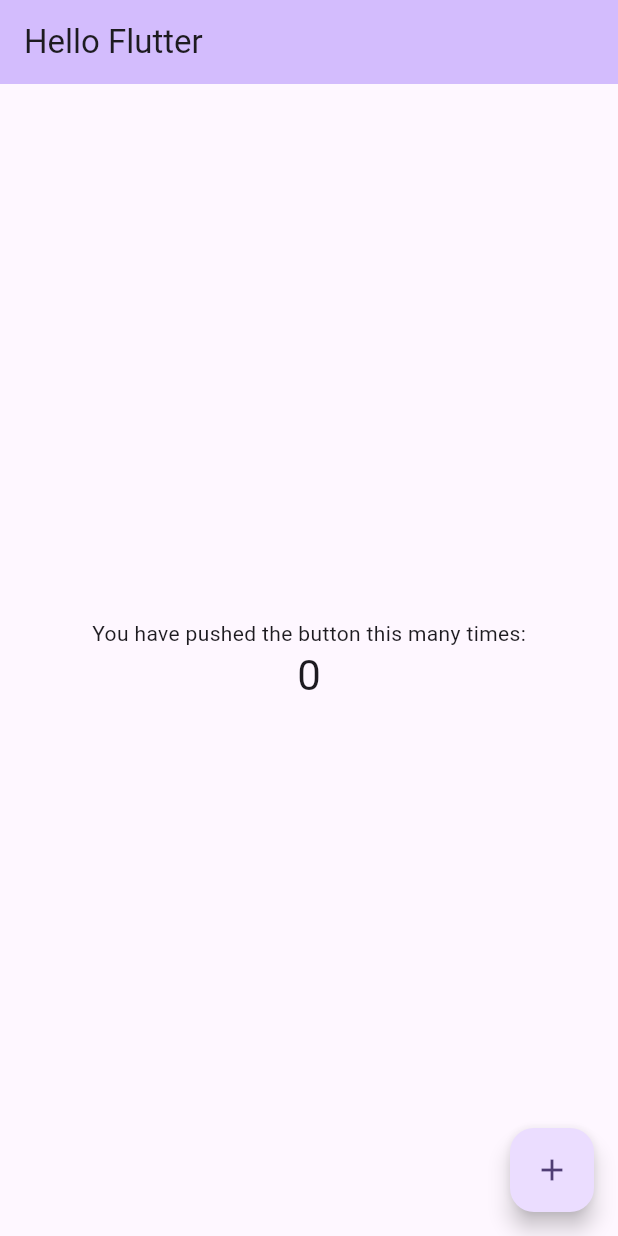
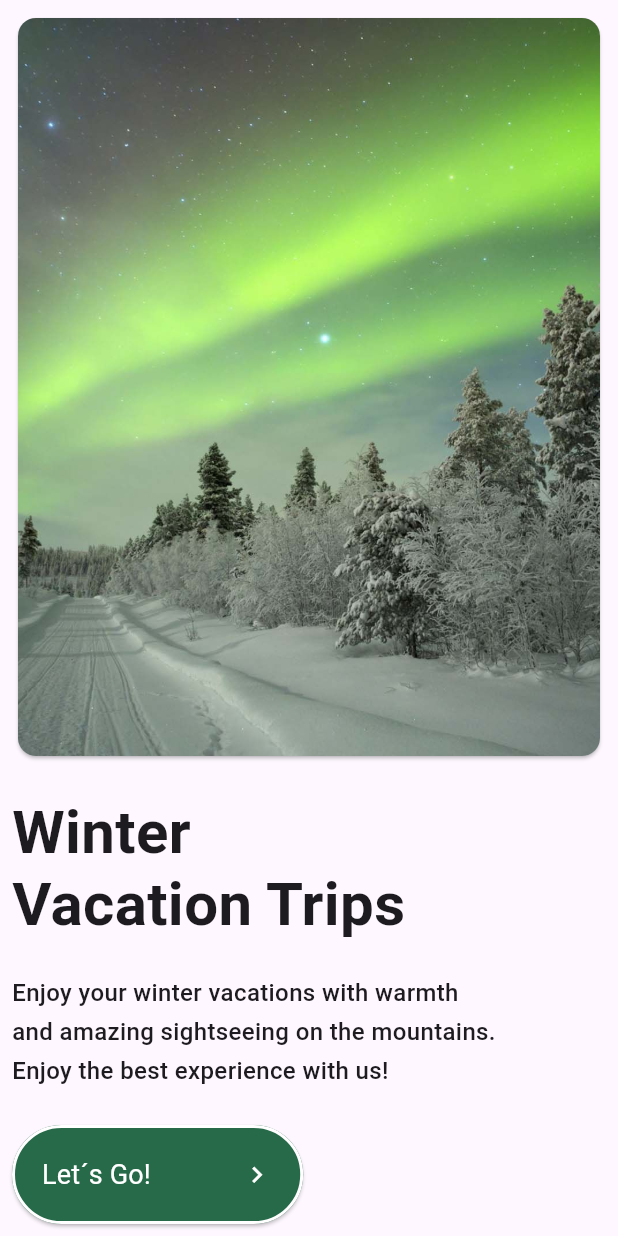
Before and after one commit to rafatoi/A-Cen-s-TravelersApp, a Flutter app: the screen it shows after launch, on a phone screen of 412 x 824 dp. Run offline on Flutter 3.47's test engine with Material 3 defaults, Android fonts, the phone set to English and light mode, and no system bars.

Commit message:
First progress of the project. Home screen done

```diff
--- a/lib/main.dart
+++ b/lib/main.dart
@@ -1,4 +1,5 @@
 import 'package:flutter/material.dart';
+import 'screens/home_screen.dart';
 
 void main() {
   runApp(const MyApp());
@@ -7,116 +8,11 @@ void main() {
 class MyApp extends StatelessWidget {
   const MyApp({super.key});
 
-  // This widget is the root of your application.
   @override
   Widget build(BuildContext context) {
     return MaterialApp(
-      title: 'Flutter Demo',
-      theme: ThemeData(
-        // This is the theme of your application.
-        //
-        // TRY THIS: Try running your application with "flutter run". You'll see
-        // the application has a purple toolbar. Then, without quitting the app,
-        // try changing the seedColor in the colorScheme below to Colors.green
-        // and then invoke "hot reload" (save your changes or press the "hot
-        // reload" button in a Flutter-supported IDE, or press "r" if you used
-        // the command line to start the app).
-        //
-        // Notice that the counter didn't reset back to zero; the application
-        // state is not lost during the reload. To reset the state, use hot
-        // restart instead.
-        //
-        // This works for code too, not just values: Most code changes can be
-        // tested with just a hot reload.
-        colorScheme: .fromSeed(seedColor: Colors.deepPurple),
-      ),
-      home: const MyHomePage(title: 'Hello Flutter'),
+      title: 'Traveller app',
+      home: const Home(),
     );
   }
 }
-
-class MyHomePage extends StatefulWidget {
-  const MyHomePage({super.key, required this.title});
-
-  // This widget is the home page of your application. It is stateful, meaning
-  // that it has a State object (defined below) that contains fields that affect
-  // how it looks.
-
-  // This class is the configuration for the state. It holds the values (in this
-  // case the title) provided by the parent (in this case the App widget) and
-  // used by the build method of the State. Fields in a Widget subclass are
-  // always marked "final".
-
-  final String title;
-
-  @override
-  State<MyHomePage> createState() => _MyHomePageState();
-}
-
-class _MyHomePageState extends State<MyHomePage> {
-  int _counter = 0;
-
-  void _incrementCounter() {
-    setState(() {
-      // This call to setState tells the Flutter framework that something has
-      // changed in this State, which causes it to rerun the build method below
-      // so that the display can reflect the updated values. If we changed
-      // _counter without calling setState(), then the build method would not be
-      // called again, and so nothing would appear to happen.
-      _counter++;
-    });
-  }
-
-  @override
-  Widget build(BuildContext context) {
-    // This method is rerun every time setState is called, for instance as done
-    // by the _incrementCounter method above.
-    //
-    // The Flutter framework has been optimized to make rerunning build methods
-    // fast, so that you can just rebuild anything that needs updating rather
-    // than having to individually change instances of widgets.
-    return Scaffold(
-      appBar: AppBar(
-        // TRY THIS: Try changing the color here to a specific color (to
-        // Colors.amber, perhaps?) and trigger a hot reload to see the AppBar
-        // change color while the other colors stay the same.
-        backgroundColor: Theme.of(context).colorScheme.inversePrimary,
-        // Here we take the value from the MyHomePage object that was created by
-        // the App.build method, and use it to set our appbar title.
-        title: Text(widget.title),
-      ),
-      body: Center(
-        // Center is a layout widget. It takes a single child and positions it
-        // in the middle of the parent.
-        child: Column(
-          // Column is also a layout widget. It takes a list of children and
-          // arranges them vertically. By default, it sizes itself to fit its
-          // children horizontally, and tries to be as tall as its parent.
-          //
-          // Column has various properties to control how it sizes itself and
-          // how it positions its children. Here we use mainAxisAlignment to
-          // center the children vertically; the main axis here is the vertical
-          // axis because Columns are vertical (the cross axis would be
-          // horizontal).
-          //
-          // TRY THIS: Invoke "debug painting" (choose the "Toggle Debug Paint"
-          // action in the IDE, or press "p" in the console), to see the
-          // wireframe for each widget.
-          mainAxisAlignment: .center,
-          children: [
-            const Text('You have pushed the button this many times:'),
-            Text(
-              '$_counter',
-              style: Theme.of(context).textTheme.headlineMedium,
-            ),
-          ],
-        ),
-      ),
-      floatingActionButton: FloatingActionButton(
-        onPressed: _incrementCounter,
-        tooltip: 'Increment',
-        child: const Icon(Icons.add),
-      ),
-    );
-  }
-}
--- a/lib/screens/home_screen.dart
+++ b/lib/screens/home_screen.dart
@@ -0,0 +1,69 @@
+import 'package:flutter/material.dart';
+import 'package:traveller_app/widgets/place_card.dart';
+import 'package:traveller_app/widgets/primary_button.dart';
+
+class Home extends StatelessWidget {
+  const Home({super.key});
+
+  @override
+  Widget build(BuildContext context) {
+    return Scaffold(
+      body: SafeArea(
+        minimum: EdgeInsets.all(8),
+        child: Column(
+          mainAxisAlignment: MainAxisAlignment.spaceBetween,
+          crossAxisAlignment: CrossAxisAlignment.start,
+          children: [
+            //Image.asset('assets/images/forrest_road.png'),
+            SizedBox(
+              height: 500,
+              child: Card(
+                clipBehavior: Clip.antiAlias,
+                child: Stack(
+                  children: [
+                    Positioned.fill(
+                      child: Image.asset(
+                        'assets/images/forrest_road.png',
+                        fit: BoxFit.cover,
+                      ),
+                    ),
+                  ],
+                ),
+              ),
+            ),
+            SizedBox(
+              width: MediaQuery.of(context).size.width * 0.7,
+              child: Text(
+                'Winter Vacation Trips',
+                style: TextStyle(fontSize: 40, fontWeight: FontWeight.bold, height: 1.2),
+              ),
+            ),
+            SizedBox(
+              width: MediaQuery.of(context).size.width,
+              child: Text(
+                'Enjoy your winter vacations with warmth\n'
+                    'and amazing sightseeing on the mountains.\n'
+                    'Enjoy the best experience with us!',
+                style: TextStyle(fontSize: 16, fontWeight: FontWeight.w500, height: 1.6),
+              ),
+            ),
+            PrimaryButton(
+              text: 'Let´s Go!',
+              icon: Icons.chevron_right,
+              weightText: FontWeight.w400,
+              sizeText: 18,
+              onPressed: () {
+              ScaffoldMessenger.of(context).showSnackBar(
+                const SnackBar(
+                  content: Text('You Click the button'),
+                ),
+              );
+              },
+            )
+          ],
+        ),
+
+      ),
+    );
+  }
+}
--- a/lib/widgets/primary_button.dart
+++ b/lib/widgets/primary_button.dart
@@ -0,0 +1,58 @@
+import 'package:flutter/material.dart';
+
+class PrimaryButton extends StatelessWidget {
+  final String text;
+  final FontWeight weightText;
+  final int sizeText;
+  final VoidCallback onPressed;
+  final IconData? icon;
+
+  const PrimaryButton({
+    super.key,
+    required this.text,
+    required this.onPressed,
+    required this.weightText,
+    required this.sizeText,
+    this.icon,
+  });
+
+  @override
+  Widget build(BuildContext context) {
+    return ElevatedButton(
+      style: ElevatedButton.styleFrom(
+        side: BorderSide(
+          color: Colors.white,
+          width: 2
+        ),
+        backgroundColor: const Color(0xFF276A49),
+        foregroundColor: Colors.white,
+        padding: EdgeInsets.all(20),
+      ),
+      onPressed: onPressed,
+      child: Row(
+        mainAxisSize: MainAxisSize.min,
+        children: [
+          Text(
+            text,
+            style: TextStyle(
+              color: Colors.white,
+              fontSize: sizeText.toDouble(),
+              fontWeight: weightText,
+            ),
+          ),
+
+          if (icon != null) ...[
+            const SizedBox(width: 60),
+
+            Icon(
+              icon,
+              color: Colors.white,
+              size: sizeText.toDouble() * 1.2,
+              //weight: 900,
+            ),
+          ],
+        ],
+      ),
+    );
+  }
+}
```
Also changed, not shown: lib/data/travel_places.dart (+40 -0 lines), lib/models/travel_place.dart (+15 -0 lines), lib/widgets/place_card.dart (+130 -0 lines), assets/images/castle.png (renamed from lib/assets/images/castle.png), assets/images/forrest_road.png (added), assets/images/fuji.jpg (added), assets/images/mountain.png (renamed from lib/assets/images/mountain.png), assets/images/profile.png (renamed from lib/assets/images/profile.png), assets/images/winter_camp.png (renamed from lib/assets/images/winter_camp.png), assets/images/winter_landscape.png (added), 4 other files.
